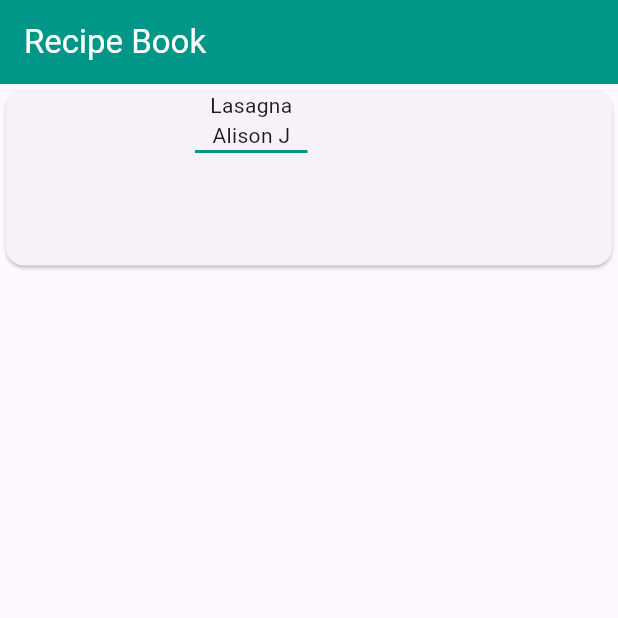
After one commit to AlexNaupay/Recipe-Book-Flutter, a Flutter app: the screen it shows after launch, on a phone screen of 412 x 824 dp, the top half of it. The commit adds this screen. Run offline on Flutter 3.47's test engine with Material 3 defaults, Android fonts, the light colour scheme and no system bars.

Commit message:
Work with files

```diff
--- /dev/null
+++ b/lib/screens/home_screen.dart
@@ -0,0 +1,36 @@
+import 'package:flutter/material.dart';
+
+class HomeScreen extends StatelessWidget {
+  const HomeScreen({super.key});
+
+  @override
+  Widget build(BuildContext context) {
+    return Scaffold(
+      body: Container( width: MediaQuery.of(context).size.width, height: 125,
+        child: Card(
+          child: Row(
+            children: [
+              Container(
+                height: 125,
+                width: 100,
+                child: ClipRRect(
+                  borderRadius: BorderRadius.circular(10),
+                  child: Container(
+
+                  ),
+                ),
+              ),
+              const SizedBox(width: 26),
+              Column(children: [
+                const Text("Lasagna"),
+                const Text("Alison J"),
+                Container(height: 2, width: 75, color: Colors.teal,)
+              ],)
+            ],
+          ),
+        ),
+      ),
+    );
+  }
+
+}
```
Also changed, not shown: lib/main.dart (+2 -24 lines).
